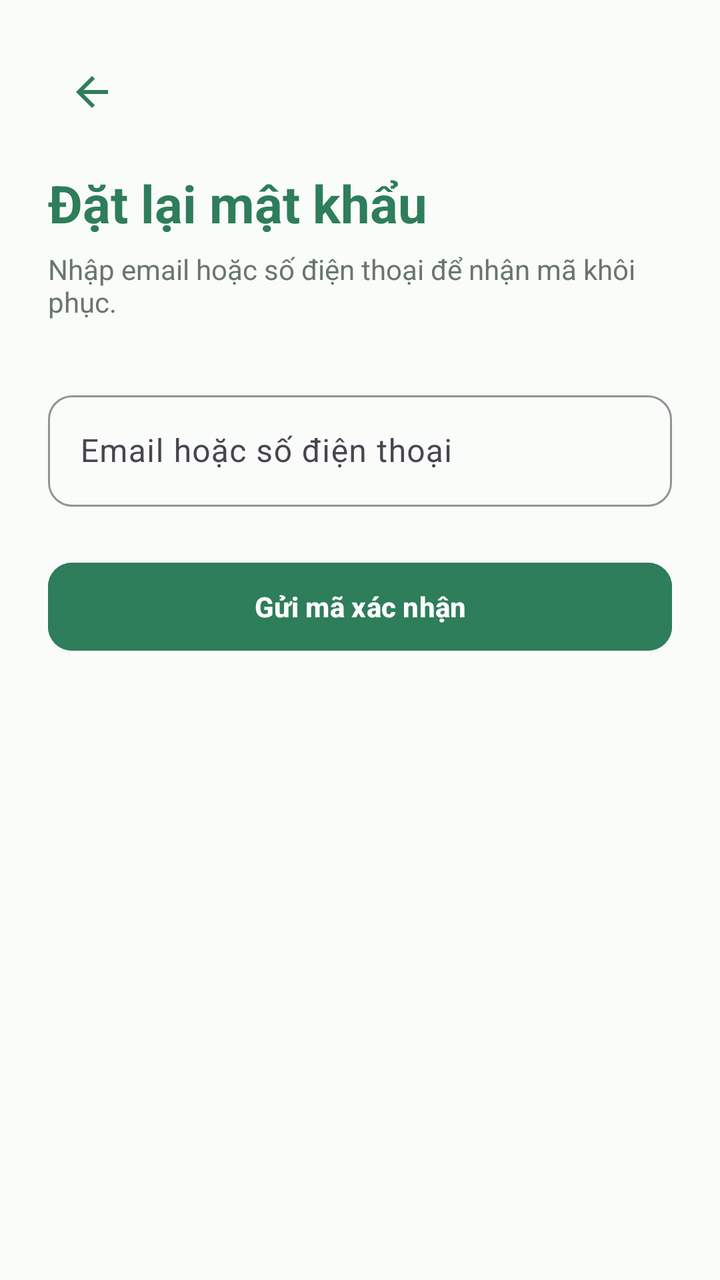
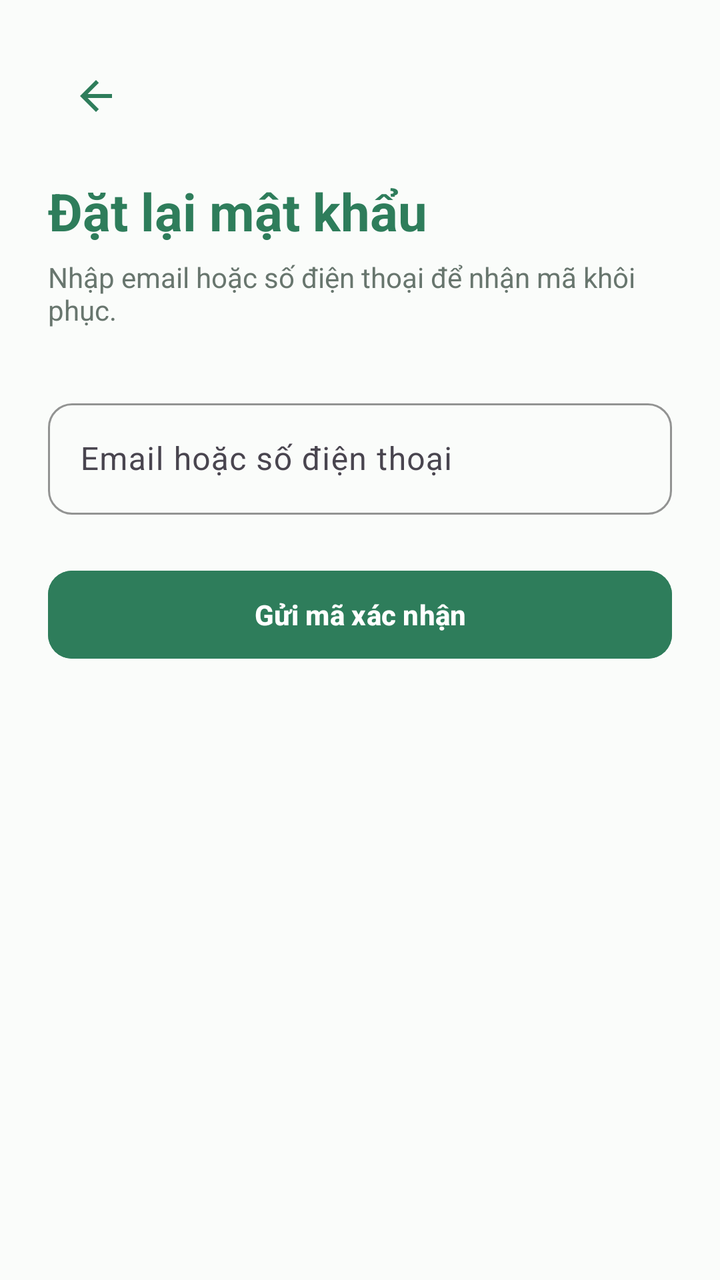

Compare the two renders of this Android layout. The source of the first and the diff that turns it into the second are given below.
<!-- AndroidManifest.xml: application theme Theme.VietTable -->
<!-- res/layout/fragment_forgot_password.xml -->
<?xml version="1.0" encoding="utf-8"?>
<LinearLayout
    xmlns:android="http://schemas.android.com/apk/res/android"
    xmlns:app="http://schemas.android.com/apk/res-auto"
    android:layout_width="match_parent"
    android:layout_height="match_parent"
    android:background="@color/bg_cream"
    android:orientation="vertical"
    android:padding="24dp"
    android:tag="safe_all">

    <ImageButton
        android:id="@+id/btnBack"
        android:layout_width="44dp"
        android:layout_height="44dp"
        android:background="?attr/selectableItemBackgroundBorderless"
        android:src="@drawable/ic_back"
        app:tint="@color/primary" />

    <TextView
        android:layout_width="wrap_content"
        android:layout_height="wrap_content"
        android:layout_marginTop="16dp"
        android:text="@string/auth_reset_pwd_title"
        android:textColor="@color/primary"
        android:textSize="26sp"
        android:textStyle="bold" />

    <TextView
        android:layout_width="wrap_content"
        android:layout_height="wrap_content"
        android:layout_marginTop="6dp"
        android:text="@string/auth_reset_pwd_sub"
        android:textColor="@color/text_secondary"
        android:textSize="14sp" />

    <com.google.android.material.textfield.TextInputLayout
        android:id="@+id/tilEmailPhone"
        style="@style/Widget.VietTable.TextInputLayout"
        android:layout_width="match_parent"
        android:layout_height="wrap_content"
        android:layout_marginTop="32dp"
        android:hint="@string/auth_email_or_phone">

        <com.google.android.material.textfield.TextInputEditText
            android:id="@+id/etEmailPhone"
            android:layout_width="match_parent"
            android:layout_height="wrap_content"
            android:inputType="textEmailAddress" />
    </com.google.android.material.textfield.TextInputLayout>

    <com.google.android.material.button.MaterialButton
        android:id="@+id/btnSubmitForgot"
        style="@style/Widget.VietTable.Button.Primary"
        android:layout_width="match_parent"
        android:layout_height="wrap_content"
        android:layout_marginTop="24dp"
        android:text="Gửi mã xác nhận" />

</LinearLayout>
<!-- resources referenced by this layout -->
<resources>
  <color name="bg_cream">#FAFCFA</color>
  <color name="primary">#2E7D5B</color>
  <color name="text_secondary">#68766E</color>
  <string name="auth_email_or_phone">Email hoặc số điện thoại</string>
  <string name="auth_reset_pwd_sub">Nhập email hoặc số điện thoại để nhận mã khôi phục.</string>
  <string name="auth_reset_pwd_title">Đặt lại mật khẩu</string>
  <style name="Theme.VietTable" parent="Base.Theme.VietTable" />
  <dimen name="btn_height_primary">52dp</dimen>
  <dimen name="radius_medium">12dp</dimen>
  <style name="Base.Theme.VietTable" parent="Theme.Material3.Light.NoActionBar">
          
          <item name="colorPrimary">@color/primary</item>
          <item name="colorPrimaryDark">@color/primary_dark</item>
          <item name="colorOnPrimary">@color/on_primary</item>
          <item name="colorPrimaryContainer">@color/primary_container</item>
          <item name="colorOnPrimaryContainer">@color/on_primary_container</item>
  
          <item name="colorSecondary">@color/accent_gold</item>
          <item name="colorOnSecondary">@color/white</item>
          <item name="colorSecondaryContainer">@color/accent_gold_container</item>
          <item name="colorOnSecondaryContainer">@color/accent_gold_dark</item>
  
          <item name="android:colorBackground">@color/bg_cream</item>
          <item name="colorSurface">@color/surface</item>
          <item name="colorOnSurface">@color/text_primary</item>
          <item name="colorSurfaceVariant">@color/surface_variant</item>
  
          <item name="colorError">@color/semantic_error</item>
          <item name="colorOnError">@color/white</item>
  
          
          <item name="android:statusBarColor">@android:color/transparent</item>
          <item name="android:windowLightStatusBar">true</item>
          <item name="android:navigationBarColor">@android:color/transparent</item>
          <item name="android:windowLightNavigationBar">true</item>
  
          
          <item name="colorAccent">@color/primary</item>
          <item name="alertDialogTheme">@style/ThemeOverlay.VietTable.Dialog.Alert</item>
          <item name="materialAlertDialogTheme">@style/ThemeOverlay.VietTable.MaterialAlertDialog</item>
          <item name="buttonBarPositiveButtonStyle">@style/Widget.VietTable.Dialog.Button.Positive</item>
          <item name="buttonBarNegativeButtonStyle">@style/Widget.VietTable.Dialog.Button.Negative</item>
          <item name="buttonBarNeutralButtonStyle">@style/Widget.VietTable.Dialog.Button.Neutral</item>
          <item name="materialButtonStyle">@style/Widget.VietTable.Button.Primary</item>
          <item name="materialButtonOutlinedStyle">@style/Widget.VietTable.Button.Outlined</item>
          <item name="borderlessButtonStyle">@style/Widget.VietTable.Button.Text</item>
          <item name="materialCardViewStyle">@style/Widget.VietTable.Card</item>
          <item name="textInputStyle">@style/Widget.VietTable.TextInputLayout</item>
          <item name="toolbarStyle">@style/Widget.VietTable.Toolbar</item>
          <item name="bottomNavigationStyle">@style/Widget.VietTable.BottomNavigationView</item>
      </style>
  <dimen name="text_button">14sp</dimen>
  <color name="primary_dark">#24654A</color>
  <color name="on_primary">#FFFFFF</color>
  <color name="primary_container">#EEF7F2</color>
  <color name="on_primary_container">#1B4E38</color>
  <color name="accent_gold">#CCA862</color>
  <color name="white">#FFFFFFFF</color>
  <color name="accent_gold_container">#FAF5EB</color>
  <color name="accent_gold_dark">#9E7D33</color>
  <color name="surface">#FFFFFF</color>
  <color name="text_primary">#222D27</color>
  <color name="surface_variant">#F3F7F5</color>
  <color name="semantic_error">#D32F2F</color>
  <color name="transparent">#00000000</color>
  <dimen name="radius_large">16dp</dimen>
  <dimen name="card_elevation">1.5dp</dimen>
  <color name="divider">#E9EFEB</color>
  <dimen name="card_stroke_width">1dp</dimen>
  <!-- unchanged entries left out for length: 18 -->
</resources>

<!-- the commit's change to res/layout/fragment_forgot_password.xml (unified diff, before → after) -->
@@ -11,8 +11,9 @@
 
     <ImageButton
         android:id="@+id/btnBack"
-        android:layout_width="44dp"
-        android:layout_height="44dp"
+        android:layout_width="48dp"
+        android:layout_height="48dp"
+        android:contentDescription="@string/a11y_back"
         android:background="?attr/selectableItemBackgroundBorderless"
         android:src="@drawable/ic_back"
         app:tint="@color/primary" />
@@ -46,6 +47,7 @@
             android:id="@+id/etEmailPhone"
             android:layout_width="match_parent"
             android:layout_height="wrap_content"
+            android:imeOptions="actionDone"
             android:inputType="textEmailAddress" />
     </com.google.android.material.textfield.TextInputLayout>
 
<!-- resource entries referenced after the edit -->
@@ -3,6 +3,7 @@
   <color name="bg_cream">#FAFCFA</color>
   <color name="primary">#2E7D5B</color>
   <color name="text_secondary">#68766E</color>
+  <string name="a11y_back">Quay lại</string>
   <string name="auth_email_or_phone">Email hoặc số điện thoại</string>
   <string name="auth_reset_pwd_sub">Nhập email hoặc số điện thoại để nhận mã khôi phục.</string>
   <string name="auth_reset_pwd_title">Đặt lại mật khẩu</string>
@@ -34,7 +35,6 @@
           <item name="android:statusBarColor">@android:color/transparent</item>
           <item name="android:windowLightStatusBar">true</item>
           <item name="android:navigationBarColor">@android:color/transparent</item>
-          <item name="android:windowLightNavigationBar">true</item>
   
           
           <item name="colorAccent">@color/primary</item>
